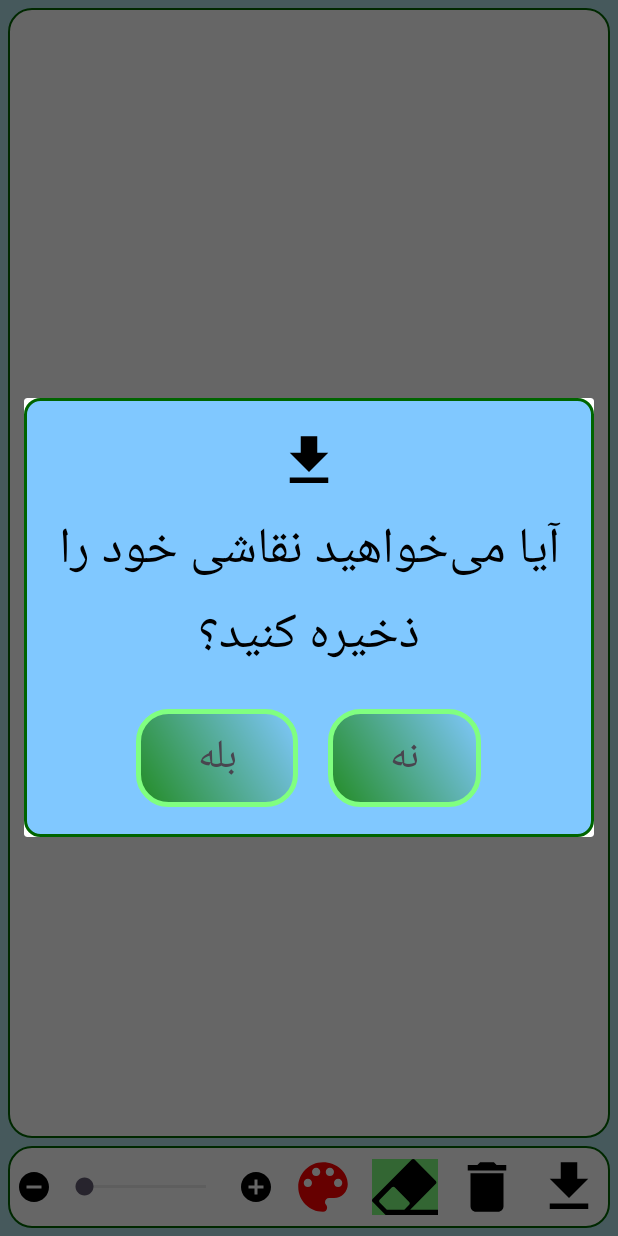
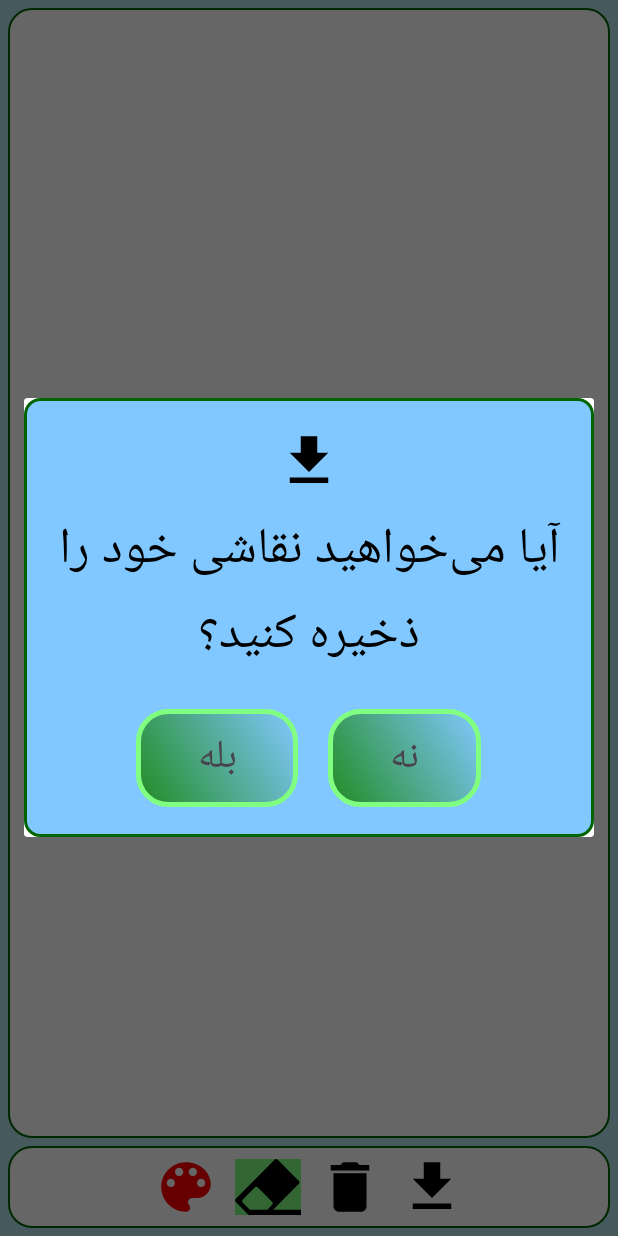
Before and after one commit to mkarshnas8668/KidsCanvas, an Android app: the ImageActivity screen opened directly, with no data from a screen before it, after a tap on an icon or button, on a phone screen of 412 x 824 dp. Run offline under Robolectric (Android 15) with nearby library versions, the phone set to English and light mode, and no system bars; libraries missing offline, so code that uses them is left out: yuku.ambilwarna; 2 other taps on this screen came first.

Commit message:
delete btns zoom imageActvity

```diff
--- a/app/src/main/res/layout/activity_image.xml
+++ b/app/src/main/res/layout/activity_image.xml
@@ -39,35 +39,6 @@
         app:layout_constraintBottom_toBottomOf="parent"
         app:layout_constraintEnd_toEndOf="parent"
         app:layout_constraintStart_toStartOf="parent">
-
-        <ImageView
-            android:id="@+id/btn_maines_zoom"
-            android:layout_width="wrap_content"
-            android:layout_height="wrap_content"
-            android:layout_margin="5dp"
-            android:layout_marginStart="10dp"
-            android:background="@null"
-            android:gravity="center"
-            android:src="@drawable/ic_remove" />
-        <SeekBar
-            android:id="@+id/seekBarZoom"
-            android:layout_width="0dp"
-            android:layout_weight="1"
-            android:layout_height="wrap_content"
-            android:progressBackgroundTint="@color/light_gray"
-            android:progressTint="@color/black"
-            android:max="250"
-            android:progress="1" />
-
-        <ImageView
-            android:id="@+id/btn_add_zoom"
-            android:layout_width="wrap_content"
-            android:layout_height="wrap_content"
-            android:layout_margin="5dp"
-            android:layout_marginStart="10dp"
-            android:background="@null"
-            android:gravity="center"
-            android:src="@drawable/ic_add" />
 
 
         <ImageView
```
